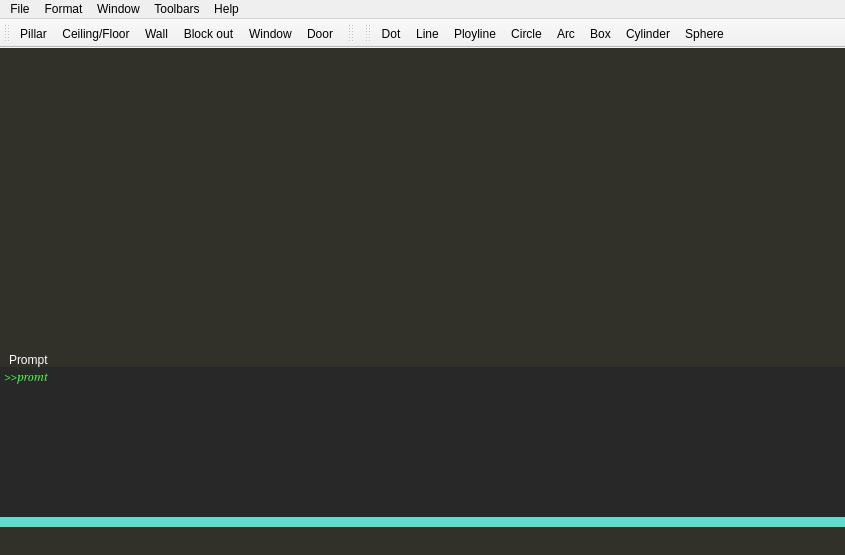
Old version of the form mainwindow.ui in the repository sme-gmbh/smepowercad.
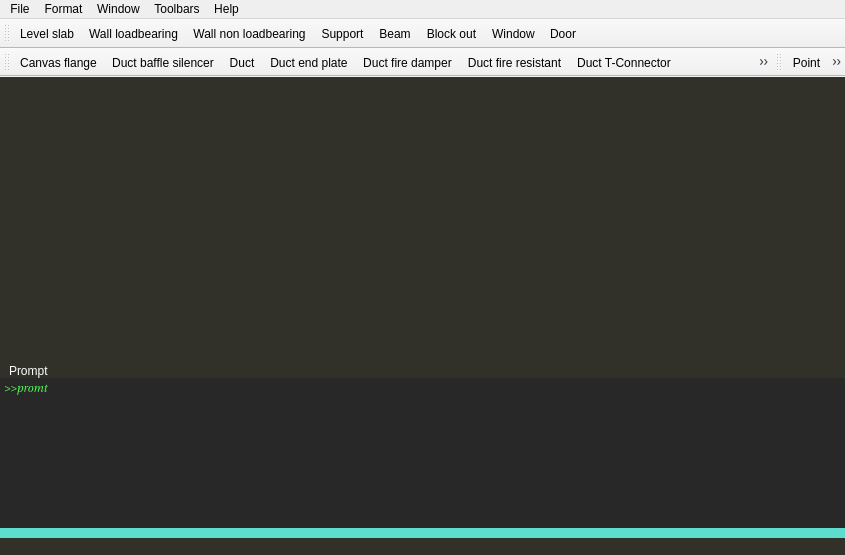
New version of the form. Icons and pictures are not drawn.

Commit message: Added Mainwindow Actions to toolbar and slot functions (basic, arch, air).

What changed in the file:
```diff
--- a/mainwindow.ui
+++ b/mainwindow.ui
@@ -326,7 +326,7 @@
     </layout>
    </widget>
   </widget>
-  <widget class="QToolBar" name="toolBarArchitektur">
+  <widget class="QToolBar" name="toolBarArchitecture">
    <property name="windowTitle">
     <string>Architecture</string>
    </property>
@@ -339,14 +339,16 @@
    <attribute name="toolBarBreak">
     <bool>false</bool>
    </attribute>
-   <addaction name="actionSaeule"/>
-   <addaction name="actionDecke_Boden"/>
-   <addaction name="actionWand"/>
-   <addaction name="actionAussparung"/>
-   <addaction name="actionFenster"/>
-   <addaction name="actionTuer"/>
+   <addaction name="action_arch_levelSlab"/>
+   <addaction name="action_arch_wall_loadbearing"/>
+   <addaction name="action_arch_wall_nonloadbearing"/>
+   <addaction name="action_arch_support"/>
+   <addaction name="action_arch_beam"/>
+   <addaction name="action_arch_blockout"/>
+   <addaction name="action_arch_window"/>
+   <addaction name="action_arch_door"/>
   </widget>
-  <widget class="QToolBar" name="toolBarLuft">
+  <widget class="QToolBar" name="toolBarAir">
    <property name="windowTitle">
     <string>Air</string>
    </property>
@@ -354,10 +356,40 @@
     <enum>TopToolBarArea</enum>
    </attribute>
    <attribute name="toolBarBreak">
-    <bool>false</bool>
+    <bool>true</bool>
    </attribute>
+   <addaction name="action_air_canvas_flange"/>
+   <addaction name="action_air_duct_baffle_silencer"/>
+   <addaction name="action_air_duct"/>
+   <addaction name="action_air_duct_end_plate"/>
+   <addaction name="action_air_duct_fire_damper"/>
+   <addaction name="action_air_duct_fire_resistant"/>
+   <addaction name="action_air_duct_T_Connector"/>
+   <addaction name="action_air_duct_transition"/>
+   <addaction name="action_air_duct_transition_rect_round"/>
+   <addaction name="action_air_duct_turn"/>
+   <addaction name="action_air_duct_volumetric_flow_controller"/>
+   <addaction name="action_air_duct_Y_piece"/>
+   <addaction name="action_air_empty_cabinet"/>
+   <addaction name="action_air_equipment_frame"/>
+   <addaction name="action_air_fan"/>
+   <addaction name="action_air_filter"/>
+   <addaction name="action_air_heat_exchanger_air_air"/>
+   <addaction name="action_air_heat_exchanger_water_air"/>
+   <addaction name="action_air_Humidifier"/>
+   <addaction name="action_air_multi_leaf_damper"/>
+   <addaction name="action_air_pipe"/>
+   <addaction name="action_air_pipe_end_cap"/>
+   <addaction name="action_air_pipe_fire_damper"/>
+   <addaction name="action_air_pipe_reducer"/>
+   <addaction name="action_air_pipe_silencer"/>
+   <addaction name="action_air_pipe_T_Connector"/>
+   <addaction name="action_air_pipe_turn"/>
+   <addaction name="action_air_pipe_volumetric_flow_controller"/>
+   <addaction name="action_air_pressure_relief_damper"/>
+   <addaction name="action_air_throttle_valve"/>
   </widget>
-  <widget class="QToolBar" name="toolBarPrimitiv">
+  <widget class="QToolBar" name="toolBarBasic">
    <property name="windowTitle">
     <string>Basic objects</string>
    </property>
@@ -370,14 +402,16 @@
    <attribute name="toolBarBreak">
     <bool>false</bool>
    </attribute>
-   <addaction name="actionPunkt"/>
-   <addaction name="actionLinie"/>
-   <addaction name="actionPolylinie"/>
-   <addaction name="actionKreis"/>
-   <addaction name="actionBogen"/>
-   <addaction name="actionBox"/>
-   <addaction name="actionZylinder"/>
-   <addaction name="actionKugel"/>
+   <addaction name="action_basic_point"/>
+   <addaction name="action_basic_linie"/>
+   <addaction name="action_basic_polylinie"/>
+   <addaction name="action_basic_circle"/>
+   <addaction name="action_basic_arc"/>
+   <addaction name="action_basic_plane"/>
+   <addaction name="action_basic_face"/>
+   <addaction name="action_basic_box"/>
+   <addaction name="action_basic_cylinder"/>
+   <addaction name="action_basic_sphere"/>
   </widget>
   <action name="actionLaden">
    <property name="icon">
@@ -476,7 +510,7 @@
     <bool>true</bool>
    </property>
   </action>
-  <action name="actionLinie">
+  <action name="action_basic_linie">
    <property name="icon">
     <iconset resource="icons.qrc">
      <normaloff>:/objekte/grundobjekte/icons/Linie.svg</normaloff>:/objekte/grundobjekte/icons/Linie.svg</iconset>
@@ -491,7 +525,7 @@
     <bool>true</bool>
    </property>
   </action>
-  <action name="actionBogen">
+  <action name="action_basic_arc">
    <property name="icon">
     <iconset resource="icons.qrc">
      <normaloff>:/objekte/grundobjekte/icons/Bogen.svg</normaloff>:/objekte/grundobjekte/icons/Bogen.svg</iconset>
@@ -506,7 +540,7 @@
     <bool>true</bool>
    </property>
   </action>
-  <action name="actionKreis">
+  <action name="action_basic_circle">
    <property name="icon">
     <iconset resource="icons.qrc">
      <normaloff>:/objekte/grundobjekte/icons/Kreis.svg</normaloff>:/objekte/grundobjekte/icons/Kreis.svg</iconset>
@@ -532,37 +566,37 @@
     <bool>false</bool>
    </property>
   </action>
-  <action name="actionWand">
+  <action name="action_arch_wall_loadbearing">
    <property name="icon">
     <iconset resource="icons.qrc">
      <normaloff>:/objekte/architektur/icons/Wand.svg</normaloff>:/objekte/architektur/icons/Wand.svg</iconset>
    </property>
    <property name="text">
-    <string>Wall</string>
+    <string>Wall loadbearing</string>
    </property>
    <property name="toolTip">
-    <string>Wand</string>
+    <string>Wall loadbearing</string>
    </property>
   </action>
-  <action name="actionDecke_Boden">
+  <action name="action_arch_levelSlab">
    <property name="icon">
     <iconset resource="icons.qrc">
      <normaloff>:/objekte/architektur/icons/boden_decke.svg</normaloff>:/objekte/architektur/icons/boden_decke.svg</iconset>
    </property>
    <property name="text">
-    <string>Ceiling/Floor</string>
+    <string>Level slab</string>
    </property>
   </action>
-  <action name="actionSaeule">
+  <action name="action_arch_support">
    <property name="icon">
     <iconset resource="icons.qrc">
      <normaloff>:/objekte/architektur/icons/Stütze.svg</normaloff>:/objekte/architektur/icons/Stütze.svg</iconset>
    </property>
    <property name="text">
-    <string>Pillar</string>
+    <string>Support</string>
    </property>
   </action>
-  <action name="actionFenster">
+  <action name="action_arch_window">
    <property name="icon">
     <iconset resource="icons.qrc">
      <normaloff>:/objekte/architektur/icons/fenster.svg</normaloff>:/objekte/architektur/icons/fenster.svg</iconset>
@@ -571,7 +605,7 @@
     <string>Window</string>
    </property>
   </action>
-  <action name="actionTuer">
+  <action name="action_arch_door">
    <property name="icon">
     <iconset resource="icons.qrc">
      <normaloff>:/objekte/architektur/icons/tuer.svg</normaloff>:/objekte/architektur/icons/tuer.svg</iconset>
@@ -580,7 +614,7 @@
     <string>Door</string>
    </property>
   </action>
-  <action name="actionAussparung">
+  <action name="action_arch_blockout">
    <property name="icon">
     <iconset resource="icons.qrc">
      <normaloff>:/objekte/architektur/icons/Aussparung.svg</normaloff>:/objekte/architektur/icons/Aussparung.svg</iconset>
@@ -594,16 +628,16 @@
     <string>Recent projects</string>
    </property>
   </action>
-  <action name="actionPunkt">
+  <action name="action_basic_point">
    <property name="icon">
     <iconset resource="icons.qrc">
      <normaloff>:/objekte/grundobjekte/icons/point.svg</normaloff>:/objekte/grundobjekte/icons/point.svg</iconset>
    </property>
    <property name="text">
-    <string>Dot</string>
+    <string>Point</string>
    </property>
   </action>
-  <action name="actionPolylinie">
+  <action name="action_basic_polylinie">
    <property name="icon">
     <iconset resource="icons.qrc">
      <normaloff>:/objekte/grundobjekte/icons/polyline.svg</normaloff>:/objekte/grundobjekte/icons/polyline.svg</iconset>
@@ -612,7 +646,7 @@
     <string>Ployline</string>
    </property>
   </action>
-  <action name="actionBox">
+  <action name="action_basic_box">
    <property name="icon">
     <iconset resource="icons.qrc">
      <normaloff>:/objekte/grundobjekte/icons/box.svg</normaloff>:/objekte/grundobjekte/icons/box.svg</iconset>
@@ -621,7 +655,7 @@
     <string>Box</string>
    </property>
   </action>
-  <action name="actionZylinder">
+  <action name="action_basic_cylinder">
    <property name="icon">
     <iconset resource="icons.qrc">
      <normaloff>:/objekte/grundobjekte/icons/cylinder.svg</normaloff>:/objekte/grundobjekte/icons/cylinder.svg</iconset>
@@ -630,7 +664,7 @@
     <string>Cylinder</string>
    </property>
   </action>
-  <action name="actionKugel">
+  <action name="action_basic_sphere">
    <property name="icon">
     <iconset resource="icons.qrc">
      <normaloff>:/objekte/grundobjekte/icons/sphere.svg</normaloff>:/objekte/grundobjekte/icons/sphere.svg</iconset>
@@ -654,6 +688,278 @@
     <string>Settings</string>
    </property>
   </action>
+  <action name="action_arch_beam">
+   <property name="text">
+    <string>Beam</string>
+   </property>
+   <property name="toolTip">
+    <string>action_arch_beam</string>
+   </property>
+  </action>
+  <action name="action_arch_wall_nonloadbearing">
+   <property name="text">
+    <string>Wall non loadbearing</string>
+   </property>
+   <property name="toolTip">
+    <string>Wall non loadbearing</string>
+   </property>
+  </action>
+  <action name="action_basic_plane">
+   <property name="text">
+    <string>Plane</string>
+   </property>
+   <property name="toolTip">
+    <string>Plane</string>
+   </property>
+  </action>
+  <action name="action_basic_face">
+   <property name="text">
+    <string>Face</string>
+   </property>
+   <property name="toolTip">
+    <string>Face</string>
+   </property>
+  </action>
+  <action name="action_air_canvas_flange">
+   <property name="text">
+    <string>Canvas flange</string>
+   </property>
+   <property name="toolTip">
+    <string>Canvas flange</string>
+   </property>
+  </action>
+  <action name="action_air_duct_baffle_silencer">
+   <property name="text">
+    <string>Duct baffle silencer</string>
+   </property>
+   <property name="toolTip">
+    <string>Duct baffle silencer</string>
+   </property>
+  </action>
+  <action name="action_air_duct">
+   <property name="text">
+    <string>Duct</string>
+   </property>
+   <property name="toolTip">
+    <string>Duct</string>
+   </property>
+  </action>
+  <action name="action_air_duct_end_plate">
+   <property name="text">
+    <string>Duct end plate</string>
+   </property>
+   <property name="toolTip">
+    <string>Duct end plate</string>
+   </property>
+  </action>
+  <action name="action_air_duct_fire_damper">
+   <property name="text">
+    <string>Duct fire damper</string>
+   </property>
+   <property name="toolTip">
+    <string>Duct fire damper</string>
+   </property>
+  </action>
+  <action name="action_air_duct_fire_resistant">
+   <property name="text">
+    <string>Duct fire resistant</string>
+   </property>
+   <property name="toolTip">
+    <string>Duct fire resistant</string>
+   </property>
+  </action>
+  <action name="action_air_duct_T_Connector">
+   <property name="text">
+    <string>Duct T-Connector</string>
+   </property>
+   <property name="toolTip">
+    <string>Duct T-Connector</string>
+   </property>
+  </action>
+  <action name="action_air_duct_transition">
+   <property name="text">
+    <string>Duct Transition</string>
+   </property>
+   <property name="toolTip">
+    <string>Duct Transition</string>
+   </property>
+  </action>
+  <action name="action_air_duct_transition_rect_round">
+   <property name="text">
+    <string>Duct Transition (rect/round)</string>
+   </property>
+   <property name="toolTip">
+    <string>Duct Transition (rect/round)</string>
+   </property>
+  </action>
+  <action name="action_air_duct_turn">
+   <property name="text">
+    <string>Duct Turn</string>
+   </property>
+   <property name="toolTip">
+    <string>Duct Turn</string>
+   </property>
+  </action>
+  <action name="action_air_duct_volumetric_flow_controller">
+   <property name="text">
+    <string>Duct Volumetric Flow controller</string>
+   </property>
+   <property name="toolTip">
+    <string>Duct Volumetric Flow controller</string>
+   </property>
+  </action>
+  <action name="action_air_duct_Y_piece">
+   <property name="text">
+    <string>Duct Y-Piece</string>
+   </property>
+   <property name="toolTip">
+    <string>Duct Y-Piece</string>
+   </property>
+  </action>
+  <action name="action_air_empty_cabinet">
+   <property name="text">
+    <string>Empty Cabinet</string>
+   </property>
+   <property name="toolTip">
+    <string>Empty Cabinet</string>
+   </property>
+  </action>
+  <action name="action_air_equipment_frame">
+   <property name="text">
+    <string>Equipment frame</string>
+   </property>
+   <property name="toolTip">
+    <string>Equipment frame</string>
+   </property>
+  </action>
+  <action name="action_air_fan">
+   <property name="text">
+    <string>Fan</string>
+   </property>
+   <property name="toolTip">
+    <string>Fan</string>
+   </property>
+  </action>
+  <action name="action_air_filter">
+   <property name="text">
+    <string>Filter</string>
+   </property>
+   <property name="toolTip">
+    <string>Filter</string>
+   </property>
+  </action>
+  <action name="action_air_heat_exchanger_air_air">
+   <property name="text">
+    <string>Heat Exchanger (air/air)</string>
+   </property>
+   <property name="toolTip">
+    <string>Heat Exchanger (air/air)</string>
+   </property>
+  </action>
+  <action name="action_air_heat_exchanger_water_air">
+   <property name="text">
+    <string>Heat Exchanger (water/air)</string>
+   </property>
+   <property name="toolTip">
+    <string>Heat Exchanger (water/air)</string>
+   </property>
+  </action>
+  <action name="action_air_Humidifier">
+   <property name="text">
+    <string>Humidifier</string>
+   </property>
+   <property name="toolTip">
+    <string>Humidifier</string>
+   </property>
+  </action>
+  <action name="action_air_multi_leaf_damper">
+   <property name="text">
+    <string>Multi Leaf Damper</string>
+   </property>
+   <property name="toolTip">
+    <string>Multi Leaf Damper</string>
+   </property>
+  </action>
+  <action name="action_air_pipe">
+   <property name="text">
+    <string>Pipe</string>
+   </property>
+   <property name="toolTip">
+    <string>Pipe</string>
+   </property>
+  </action>
+  <action name="action_air_pipe_end_cap">
+   <property name="text">
+    <string>Pipe End Cap</string>
+   </property>
+   <property name="toolTip">
+    <string>Pipe End Cap</string>
+   </property>
+  </action>
+  <action name="action_air_pipe_fire_damper">
+   <property name="text">
+    <string>Pipe Fire Damper</string>
+   </property>
+   <property name="toolTip">
+    <string>Pipe Fire Damper</string>
+   </property>
+  </action>
+  <action name="action_air_pipe_reducer">
+   <property name="text">
+    <string>Pipe Reducer</string>
+   </property>
+   <property name="toolTip">
+    <string>Pipe Reducer</string>
+   </property>
+  </action>
+  <action name="action_air_pipe_silencer">
+   <property name="text">
+    <string>Pipe Silencer</string>
+   </property>
+   <property name="toolTip">
+    <string>Pipe Silencer</string>
+   </property>
+  </action>
+  <action name="action_air_pipe_T_Connector">
+   <property name="text">
+    <string>Pipe T-Connector</string>
+   </property>
+   <property name="toolTip">
+    <string>Pipe T-Connector</string>
+   </property>
+  </action>
+  <action name="action_air_pipe_turn">
+   <property name="text">
+    <string>Pipe Turn</string>
+   </property>
+   <property name="toolTip">
+    <string>Pipe Turn</string>
+   </property>
+  </action>
+  <action name="action_air_pipe_volumetric_flow_controller">
+   <property name="text">
+    <string>Pipe Volumetric Flow Controller</string>
+   </property>
+   <property name="toolTip">
+    <string>Pipe Volumetric Flow Controller</string>
+   </property>
+  </action>
+  <action name="action_air_pressure_relief_damper">
+   <property name="text">
+    <string>Pressure Relief Damper</string>
+   </property>
+   <property name="toolTip">
+    <string>Pressure Relief Damper</string>
+   </property>
+  </action>
+  <action name="action_air_throttle_valve">
+   <property name="text">
+    <string>Throttle Valve</string>
+   </property>
+   <property name="toolTip">
+    <string>Throttle Valve</string>
+   </property>
+  </action>
  </widget>
  <layoutdefault spacing="6" margin="11"/>
  <resources>
```
The commit also changes 2 other files.
